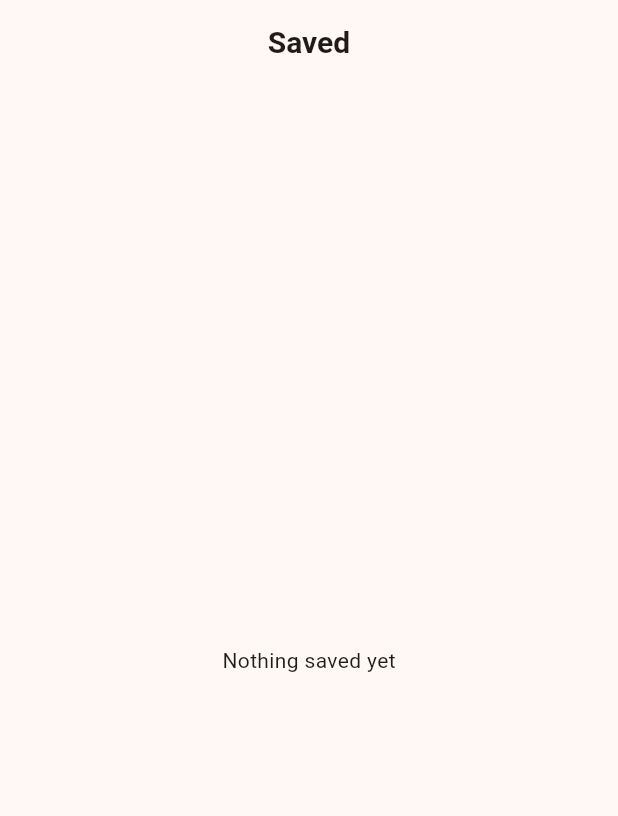
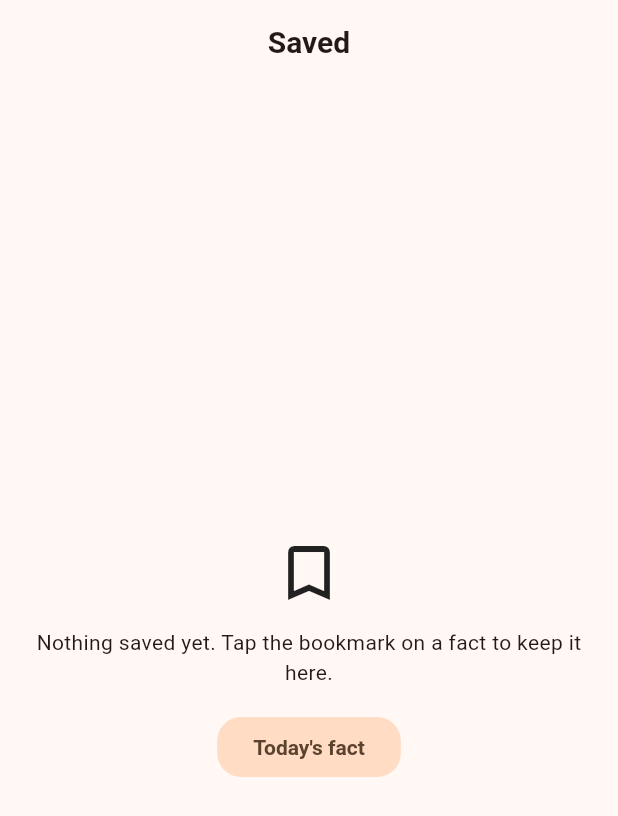
Before and after one commit to zka32101/knowly, a Flutter app: the SavedScreen screen opened by its route, on a phone screen of 412 x 824 dp. Shown: the top 816 px of the screen. Run offline on Flutter 3.47's test engine with Material 3 defaults, Android fonts, the phone set to English and light mode, and no system bars; our stand-ins replace audio_service, firebase_core, flutter_local_notifications, flutter_riverpod, flutter_timezone, flutter_tts and 4 more; missing offline and left inert: cross_promo_kit, home_widget, purchases_flutter; accounts and stored records are empty.

Commit message:
UX: friendlier empty saved list with action
Co-Authored-By: Claude Sonnet 5.5 <noreply@anthropic.com>
Claude-Session: https://claude.ai/code/session_01TV5FS5z2TaHhGRMDVKXkpw

```diff
--- a/lib/l10n/app_en.arb
+++ b/lib/l10n/app_en.arb
@@ -48,7 +48,7 @@
   "emptyFeed": "No facts to show right now",
   "lockedFeedNote": "Older facts are available with Premium",
   "savedTitle": "Saved",
-  "savedEmpty": "Nothing saved yet",
+  "savedEmpty": "Nothing saved yet. Tap the bookmark on a fact to keep it here.",
   "savedLimit": "The free plan can save up to {count} facts",
   "@savedLimit": {
     "placeholders": {
--- a/lib/l10n/app_es.arb
+++ b/lib/l10n/app_es.arb
@@ -48,7 +48,7 @@
   "emptyFeed": "Ahora no hay datos para mostrar",
   "lockedFeedNote": "Los datos anteriores están disponibles con Premium",
   "savedTitle": "Guardados",
-  "savedEmpty": "Todavía no has guardado nada",
+  "savedEmpty": "Aún no has guardado nada. Toca el marcador en un dato para guardarlo aquí.",
   "savedLimit": "El plan gratuito permite guardar hasta {count} datos",
   "save": "Guardar",
   "unsave": "Guardado",
--- a/lib/l10n/app_ja.arb
+++ b/lib/l10n/app_ja.arb
@@ -48,7 +48,7 @@
   "emptyFeed": "いま表示できる雑学がありません",
   "lockedFeedNote": "さらに前の雑学は、プレミアムで読めます",
   "savedTitle": "保存した雑学",
-  "savedEmpty": "まだ保存した雑学はありません",
+  "savedEmpty": "まだ保存した雑学はありません。雑学の詳細で、しおりのマークを押すと、ここにたまります",
   "savedLimit": "無料プランで保存できるのは{count}件までです",
   "@savedLimit": {
     "placeholders": {
--- a/lib/l10n/app_ko.arb
+++ b/lib/l10n/app_ko.arb
@@ -48,7 +48,7 @@
   "emptyFeed": "지금 보여 줄 상식이 없어요",
   "lockedFeedNote": "이전 상식은 Premium에서 볼 수 있어요",
   "savedTitle": "저장함",
-  "savedEmpty": "아직 저장한 것이 없어요",
+  "savedEmpty": "아직 저장한 것이 없어요. 상세 화면에서 책갈피 아이콘을 누르면 여기에 모여요.",
   "savedLimit": "무료 플랜에서는 최대 {count}개까지 저장할 수 있어요",
   "save": "저장",
   "unsave": "저장됨",
--- a/lib/l10n/app_localizations.dart
+++ b/lib/l10n/app_localizations.dart
@@ -389,7 +389,7 @@ abstract class AppLocalizations {
   /// No description provided for @savedEmpty.
   ///
   /// In ja, this message translates to:
-  /// **'まだ保存した雑学はありません'**
+  /// **'まだ保存した雑学はありません。雑学の詳細で、しおりのマークを押すと、ここにたまります'**
   String get savedEmpty;
 
   /// No description provided for @savedLimit.
--- a/lib/l10n/app_localizations_en.dart
+++ b/lib/l10n/app_localizations_en.dart
@@ -155,7 +155,8 @@ class AppLocalizationsEn extends AppLocalizations {
   String get savedTitle => 'Saved';
 
   @override
-  String get savedEmpty => 'Nothing saved yet';
+  String get savedEmpty =>
+      'Nothing saved yet. Tap the bookmark on a fact to keep it here.';
 
   @override
   String savedLimit(int count) {
--- a/lib/l10n/app_localizations_es.dart
+++ b/lib/l10n/app_localizations_es.dart
@@ -156,7 +156,8 @@ class AppLocalizationsEs extends AppLocalizations {
   String get savedTitle => 'Guardados';
 
   @override
-  String get savedEmpty => 'Todavía no has guardado nada';
+  String get savedEmpty =>
+      'Aún no has guardado nada. Toca el marcador en un dato para guardarlo aquí.';
 
   @override
   String savedLimit(int count) {
--- a/lib/l10n/app_localizations_ja.dart
+++ b/lib/l10n/app_localizations_ja.dart
@@ -153,7 +153,7 @@ class AppLocalizationsJa extends AppLocalizations {
   String get savedTitle => '保存した雑学';
 
   @override
-  String get savedEmpty => 'まだ保存した雑学はありません';
+  String get savedEmpty => 'まだ保存した雑学はありません。雑学の詳細で、しおりのマークを押すと、ここにたまります';
 
   @override
   String savedLimit(int count) {
--- a/lib/l10n/app_localizations_ko.dart
+++ b/lib/l10n/app_localizations_ko.dart
@@ -154,7 +154,7 @@ class AppLocalizationsKo extends AppLocalizations {
   String get savedTitle => '저장함';
 
   @override
-  String get savedEmpty => '아직 저장한 것이 없어요';
+  String get savedEmpty => '아직 저장한 것이 없어요. 상세 화면에서 책갈피 아이콘을 누르면 여기에 모여요.';
 
   @override
   String savedLimit(int count) {
--- a/lib/l10n/app_localizations_zh.dart
+++ b/lib/l10n/app_localizations_zh.dart
@@ -152,7 +152,7 @@ class AppLocalizationsZh extends AppLocalizations {
   String get savedTitle => '已收藏';
 
   @override
-  String get savedEmpty => '还没有收藏';
+  String get savedEmpty => '还没有收藏。在详情页点按书签图标，就会收藏到这里。';
 
   @override
   String savedLimit(int count) {
--- a/lib/l10n/app_zh.arb
+++ b/lib/l10n/app_zh.arb
@@ -48,7 +48,7 @@
   "emptyFeed": "现在没有可显示的冷知识",
   "lockedFeedNote": "更早的冷知识需要 Premium",
   "savedTitle": "已收藏",
-  "savedEmpty": "还没有收藏",
+  "savedEmpty": "还没有收藏。在详情页点按书签图标，就会收藏到这里。",
   "savedLimit": "免费版最多可收藏 {count} 条",
   "save": "收藏",
   "unsave": "已收藏",
--- a/lib/screens/saved_screen.dart
+++ b/lib/screens/saved_screen.dart
@@ -32,7 +32,26 @@ class SavedScreen extends ConsumerWidget {
     return Scaffold(
       appBar: AppBar(title: Text(l.savedTitle)),
       body: rows.isEmpty
-          ? Center(child: Text(l.savedEmpty))
+          ? Center(
+              key: const Key('saved_empty'),
+              child: Padding(
+                padding: const EdgeInsets.all(24),
+                child: Column(
+                  mainAxisSize: MainAxisSize.min,
+                  children: [
+                    const Icon(Icons.bookmark_border, size: 48),
+                    const SizedBox(height: 12),
+                    Text(l.savedEmpty, textAlign: TextAlign.center),
+                    const SizedBox(height: 16),
+                    FilledButton.tonal(
+                      key: const Key('saved_empty_go'),
+                      onPressed: () => context.go('/'),
+                      child: Text(l.today),
+                    ),
+                  ],
+                ),
+              ),
+            )
           : ListView(children: rows),
     );
   }
```
Also changed, not shown: 1 other file.
